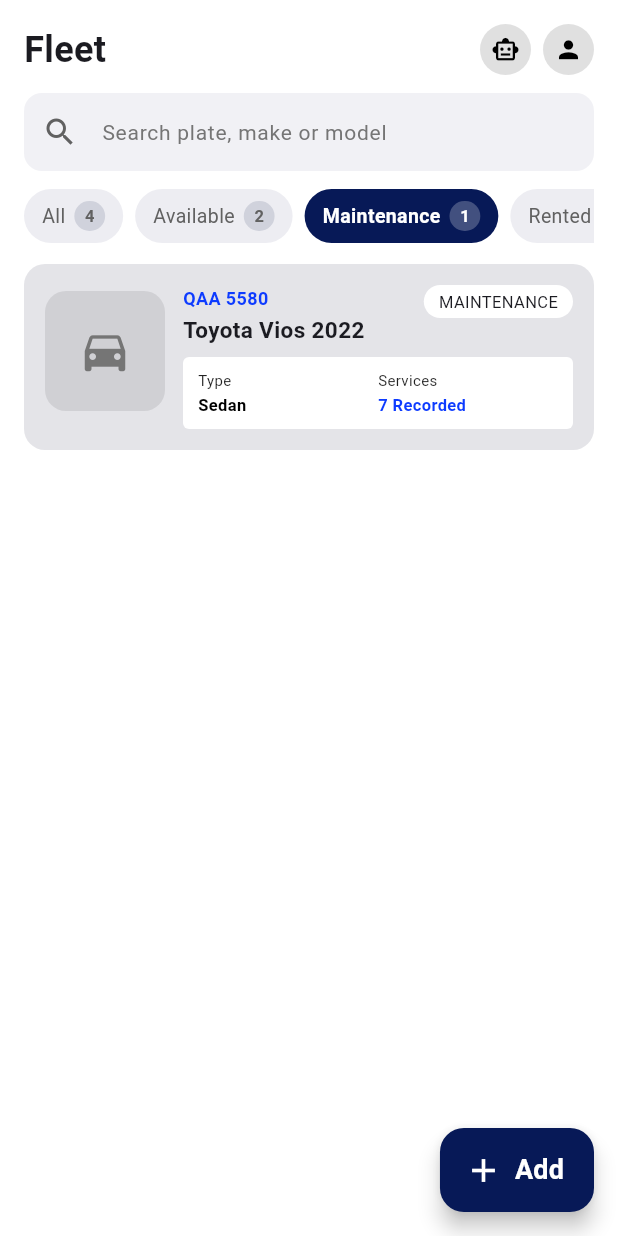
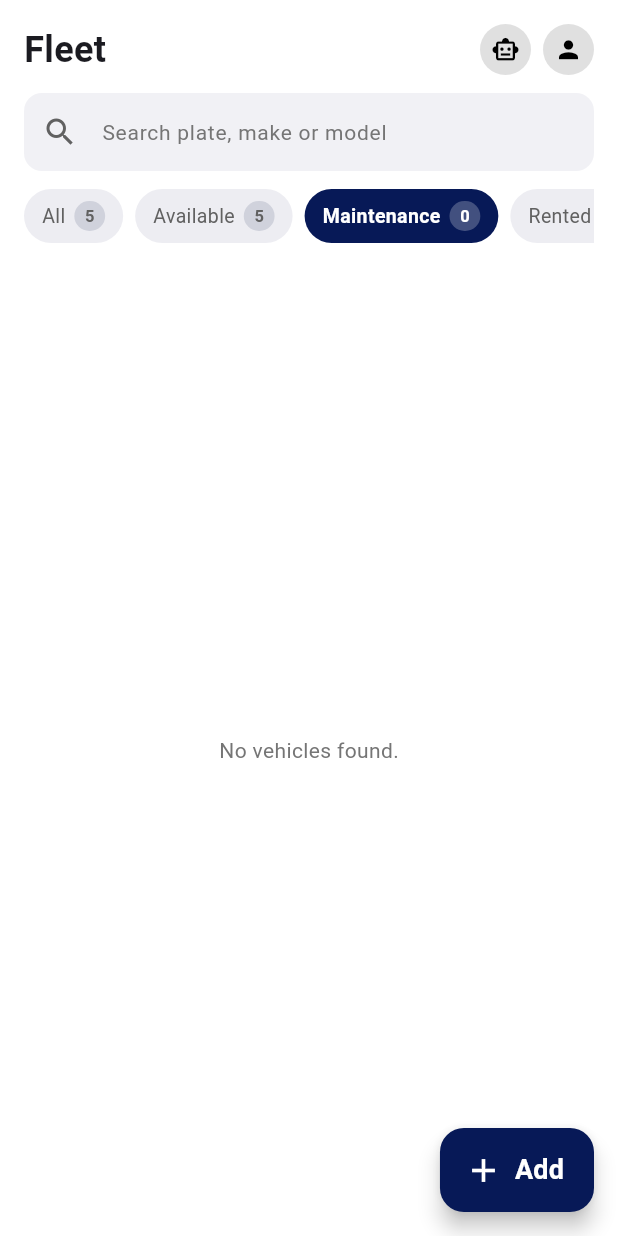
Before and after one commit to Joyce-la/TMA3084-SpringTech-RentEasy, a Flutter app: the FleetScreen screen opened directly, after a tap on "Maintenance", on a phone screen of 412 x 824 dp. Run offline on Flutter 3.47's test engine with Material 3 defaults, Android fonts, the phone set to English and light mode, and no system bars; our stand-ins replace cupertino_ui, material_ui.

Commit message:
Add VehicleData model, FleetProvider and tests

```diff
--- a/src/frontend/lib/main.dart
+++ b/src/frontend/lib/main.dart
@@ -4,6 +4,7 @@ import 'package:src/screens/fleet/fleet_screen.dart';
 import 'package:src/screens/payments/deposit_screen.dart';
 import 'package:src/screens/payments/invoice_screen.dart';
 import 'package:provider/provider.dart';
+import 'package:src/providers/fleet_provider.dart';
 import 'package:src/providers/deposit_provider.dart';
 import 'package:src/providers/invoice_provider.dart';
 
@@ -18,6 +19,7 @@ class RentEasyApp extends StatelessWidget {
   Widget build(BuildContext context) {
     return MultiProvider(
       providers: [
+        ChangeNotifierProvider(create: (_) => FleetProvider()),
         ChangeNotifierProvider(create: (_) => InvoiceProvider()),
         ChangeNotifierProvider(create: (_) => DepositProvider()),
       ],
--- /dev/null
+++ b/src/frontend/lib/models/vehicle.dart
@@ -0,0 +1,58 @@
+enum VehicleStatus { available, rented, maintenance, unavailable }
+
+class VehicleData {
+  const VehicleData({
+    required this.plateNumber,
+    required this.name,
+    required this.type,
+    required this.status,
+    required this.insuranceNumber,
+    required this.insuranceCompany,
+    required this.insuranceExpiry,
+    required this.roadTaxExpiry,
+    required this.maintenanceRecords,
+  });
+
+  final String plateNumber;
+  final String name;
+  final String type;
+  final VehicleStatus status;
+  final String insuranceNumber;
+  final String insuranceCompany;
+  final DateTime insuranceExpiry;
+  final DateTime roadTaxExpiry;
+  final List<MaintenanceData> maintenanceRecords;
+
+  int get services => maintenanceRecords.length;
+
+  /// Days until road tax expires; null when more than 30 days away.
+  int? get taxExpiryDays {
+    final now = DateTime.now();
+    final days = roadTaxExpiry
+        .difference(DateTime(now.year, now.month, now.day))
+        .inDays;
+    return days <= 30 ? days : null;
+  }
+}
+
+enum MaintenanceStatus { scheduled, inProgress, completed }
+
+class MaintenanceData {
+  const MaintenanceData({
+    required this.serviceType,
+    required this.startDate,
+    required this.endDate,
+    required this.cost,
+    required this.description,
+    required this.workshop,
+    required this.status,
+  });
+
+  final String serviceType;
+  final String startDate;
+  final String? endDate;
+  final double cost;
+  final String description;
+  final String workshop;
+  final MaintenanceStatus status;
+}
--- /dev/null
+++ b/src/frontend/lib/providers/fleet_provider.dart
@@ -0,0 +1,73 @@
+import 'dart:collection';
+
+import 'package:flutter/foundation.dart';
+
+import '../mock_data/vehicles.dart';
+
+class FleetProvider extends ChangeNotifier {
+  FleetProvider({List<VehicleData>? initialVehicles})
+    : _vehicles = List<VehicleData>.from(initialVehicles ?? mockVehicles);
+
+  final List<VehicleData> _vehicles;
+  String _searchQuery = '';
+  VehicleStatus? _selectedStatus;
+
+  List<VehicleData> get vehicles =>
+      UnmodifiableListView<VehicleData>(_vehicles);
+  String get searchQuery => _searchQuery;
+  VehicleStatus? get selectedStatus => _selectedStatus;
+
+  List<VehicleData> get visibleVehicles {
+    final query = _searchQuery.trim().toLowerCase();
+    return _vehicles.where((vehicle) {
+      final matchesStatus =
+          _selectedStatus == null || vehicle.status == _selectedStatus;
+      final matchesSearch =
+          query.isEmpty ||
+          vehicle.plateNumber.toLowerCase().contains(query) ||
+          vehicle.name.toLowerCase().contains(query);
+      return matchesStatus && matchesSearch;
+    }).toList();
+  }
+
+  void setSearchQuery(String value) {
+    if (_searchQuery == value) return;
+    _searchQuery = value;
+    notifyListeners();
+  }
+
+  void setSelectedStatus(VehicleStatus? status) {
+    if (_selectedStatus == status) return;
+    _selectedStatus = status;
+    notifyListeners();
+  }
+
+  int countFor(VehicleStatus? status) {
+    if (status == null) return _vehicles.length;
+    return _vehicles.where((vehicle) => vehicle.status == status).length;
+  }
+
+  void addVehicle(VehicleData vehicle) {
+    _vehicles.add(vehicle);
+    notifyListeners();
+  }
+
+  void updateVehicle(VehicleData vehicle) {
+    final index = _vehicles.indexWhere(
+      (item) => item.plateNumber == vehicle.plateNumber,
+    );
+    if (index == -1) return;
+    if (identical(_vehicles[index], vehicle)) return;
+    _vehicles[index] = vehicle;
+    notifyListeners();
+  }
+
+  void removeVehicle(String plateNumber) {
+    final exists = _vehicles.any(
+      (vehicle) => vehicle.plateNumber == plateNumber,
+    );
+    if (!exists) return;
+    _vehicles.removeWhere((vehicle) => vehicle.plateNumber == plateNumber);
+    notifyListeners();
+  }
+}
--- a/src/frontend/lib/screens/fleet/fleet_screen.dart
+++ b/src/frontend/lib/screens/fleet/fleet_screen.dart
@@ -1,28 +1,11 @@
 import 'package:material_ui/material_ui.dart';
+import 'package:provider/provider.dart';
+import 'package:src/providers/fleet_provider.dart';
 import 'package:src/widgets/app_top_bar.dart';
 import 'package:src/widgets/vehicle_card.dart';
 
+import '../../mock_data/vehicles.dart';
 import 'add_vehicle_screen.dart';
-
-enum VehicleStatus { available, rented, maintenance, unavailable }
-
-class Vehicle {
-  final String plate;
-  final String name;
-  final String type;
-  final int services;
-  final VehicleStatus status;
-  final int? taxExpiryDays;
-
-  const Vehicle({
-    required this.plate,
-    required this.name,
-    required this.type,
-    required this.services,
-    required this.status,
-    this.taxExpiryDays,
-  });
-}
 
 class FleetScreen extends StatefulWidget {
   const FleetScreen({super.key});
@@ -34,64 +17,27 @@ class FleetScreen extends StatefulWidget {
 class _FleetScreenState extends State<FleetScreen> {
   static const Color navyBlue = Color(0xFF071957);
 
-  String searchQuery = '';
-  VehicleStatus? selectedFilter;
+  // Only holds the text box; all other state lives in FleetProvider.
+  late final TextEditingController _searchController;
 
-  // Sample fleet data (prototype only)
-  final List<Vehicle> vehicles = [
-    Vehicle(
-      plate: 'QAA 1234',
-      name: 'Toyota Vios 2022',
-      type: 'Sedan',
-      services: 3,
-      status: VehicleStatus.available,
-    ),
-    Vehicle(
-      plate: 'QAB 4567',
-      name: 'Honda City 2021',
-      type: 'Sedan',
-      services: 5,
-      status: VehicleStatus.rented,
-      taxExpiryDays: 18,
-    ),
-    Vehicle(
-      plate: 'QAA 7890',
-      name: 'Perodua Axia 2023',
-      type: 'Hatchback',
-      services: 10,
-      status: VehicleStatus.available,
-    ),
-    Vehicle(
-      plate: 'QAA 5580',
-      name: 'Toyota Vios 2022',
-      type: 'Sedan',
-      services: 7,
-      status: VehicleStatus.maintenance,
-    ),
-  ];
-
-  List<Vehicle> get filteredVehicles {
-    final query = searchQuery.trim().toLowerCase();
-
-    return vehicles.where((v) {
-      final matchesFilter =
-          selectedFilter == null || v.status == selectedFilter;
-      final matchesSearch =
-          query.isEmpty ||
-          v.plate.toLowerCase().contains(query) ||
-          v.name.toLowerCase().contains(query);
-      return matchesFilter && matchesSearch;
-    }).toList();
+  @override
+  void initState() {
+    super.initState();
+    _searchController = TextEditingController(
+      text: context.read<FleetProvider>().searchQuery,
+    );
   }
 
-  int countFor(VehicleStatus? status) {
-    if (status == null) return vehicles.length;
-    return vehicles.where((v) => v.status == status).length;
+  @override
+  void dispose() {
+    _searchController.dispose();
+    super.dispose();
   }
 
   @override
   Widget build(BuildContext context) {
-    final list = filteredVehicles;
+    final fleet = context.watch<FleetProvider>();
+    final list = fleet.visibleVehicles;
 
     return Scaffold(
       backgroundColor: Colors.white,
@@ -102,15 +48,15 @@ class _FleetScreenState extends State<FleetScreen> {
           child: Column(
             crossAxisAlignment: CrossAxisAlignment.start,
             children: [
-              AppTopBar(title: 'Fleet'),
+              const AppTopBar(title: 'Fleet'),
 
               const SizedBox(height: 12),
 
-              buildSearchBar(),
+              _buildSearchBar(fleet),
 
               const SizedBox(height: 12),
 
-              buildFilterChips(),
+              _buildFilterChips(fleet),
 
               const SizedBox(height: 14),
 
@@ -129,17 +75,17 @@ class _FleetScreenState extends State<FleetScreen> {
                         itemBuilder: (context, index) {
                           final v = list[index];
                           return VehicleCard(
-                            plate: v.plate,
+                            plate: v.plateNumber,
                             name: v.name,
                             type: v.type,
                             services: v.services,
-                            statusLabel: statusLabel(v.status),
+                            statusLabel: _statusLabel(v.status),
                             taxExpiryDays: v.taxExpiryDays,
                             onTap: () {
                               ScaffoldMessenger.of(context).showSnackBar(
                                 SnackBar(
                                   content: Text(
-                                    '${v.plate} details will be developed next.',
+                                    '${v.plateNumber} details will be developed next.',
                                   ),
                                 ),
                               );
@@ -157,17 +103,19 @@ class _FleetScreenState extends State<FleetScreen> {
         backgroundColor: navyBlue,
         foregroundColor: Colors.white,
         onPressed: () async {
-          final newVehicle = await Navigator.push<Vehicle>(
+          final newVehicle = await Navigator.push<VehicleData>(
             context,
             MaterialPageRoute(builder: (_) => const AddVehicleScreen()),
           );
 
           if (newVehicle != null) {
-            setState(() => vehicles.add(newVehicle));
+            fleet.addVehicle(newVehicle);
 
             if (!context.mounted) return;
             ScaffoldMessenger.of(context).showSnackBar(
-              SnackBar(content: Text('${newVehicle.plate} added to fleet.')),
+              SnackBar(
+                content: Text('${newVehicle.plateNumber} added to fleet.'),
+              ),
             );
           }
         },
@@ -180,9 +128,10 @@ class _FleetScreenState extends State<FleetScreen> {
     );
   }
 
-  Widget buildSearchBar() {
+  Widget _buildSearchBar(FleetProvider fleet) {
     return TextField(
-      onChanged: (value) => setState(() => searchQuery = value),
+      controller: _searchController,
+      onChanged: fleet.setSearchQuery,
       decoration: InputDecoration(
         hintText: 'Search plate, make or model',
         hintStyle: TextStyle(fontSize: 14, color: Colors.grey.shade600),
@@ -198,29 +147,29 @@ class _FleetScreenState extends State<FleetScreen> {
     );
   }
 
-  Widget buildFilterChips() {
+  Widget _buildFilterChips(FleetProvider fleet) {
     return SizedBox(
       height: 36,
       child: ListView(
         scrollDirection: Axis.horizontal,
         children: [
-          buildChip('All', null),
-          buildChip('Available', VehicleStatus.available),
-          buildChip('Maintenance', VehicleStatus.maintenance),
-          buildChip('Rented', VehicleStatus.rented),
-          buildChip('Unavailable', VehicleStatus.unavailable),
+          _buildChip(fleet, 'All', null),
+          _buildChip(fleet, 'Available', VehicleStatus.available),
+          _buildChip(fleet, 'Maintenance', VehicleStatus.maintenance),
+          _buildChip(fleet, 'Rented', VehicleStatus.rented),
+          _buildChip(fleet, 'Unavailable', VehicleStatus.unavailable),
         ],
       ),
     );
   }
 
-  Widget buildChip(String label, VehicleStatus? status) {
-    final selected = selectedFilter == status;
+  Widget _buildChip(FleetProvider fleet, String label, VehicleStatus? status) {
+    final selected = fleet.selectedStatus == status;
 
     return Padding(
       padding: const EdgeInsets.only(right: 8),
       child: GestureDetector(
-        onTap: () => setState(() => selectedFilter = status),
+        onTap: () => fleet.setSelectedStatus(status),
         child: Container(
           padding: const EdgeInsets.symmetric(horizontal: 12),
           decoration: BoxDecoration(
@@ -248,7 +197,7 @@ class _FleetScreenState extends State<FleetScreen> {
                   borderRadius: BorderRadius.circular(10),
                 ),
                 child: Text(
-                  countFor(status).toString(),
+                  fleet.countFor(status).toString(),
                   style: TextStyle(
                     fontSize: 11,
                     fontWeight: FontWeight.w600,
@@ -263,7 +212,7 @@ class _FleetScreenState extends State<FleetScreen> {
     );
   }
 
-  String statusLabel(VehicleStatus status) {
+  String _statusLabel(VehicleStatus status) {
     switch (status) {
       case VehicleStatus.available:
         return 'AVAILABLE';
```
Also changed, not shown: src/frontend/lib/mock_data/vehicles.dart (added, +77 -0 lines), src/frontend/lib/screens/fleet/add_vehicle_screen.dart (+10 -45 lines), 1 other file.
